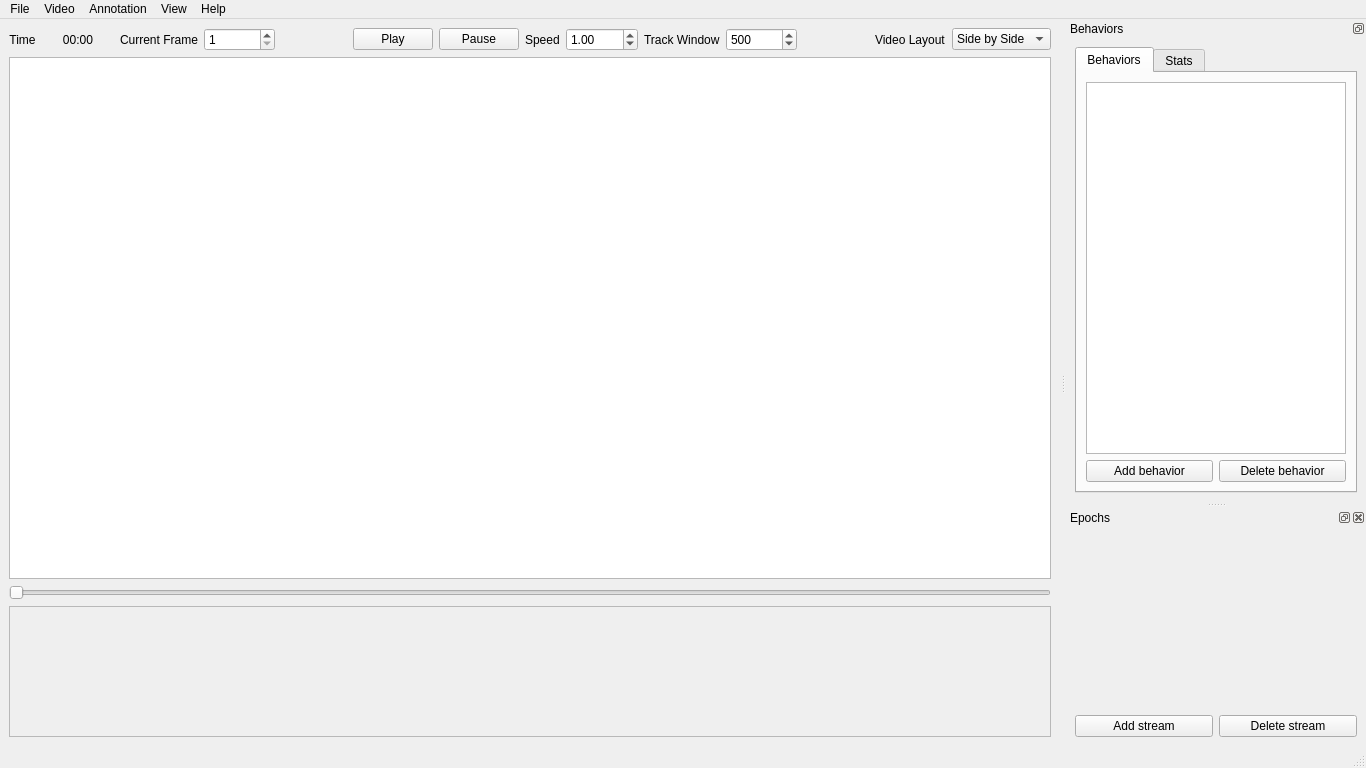
Old version of the form main-window.ui in the repository hsingchien/Bannotator.
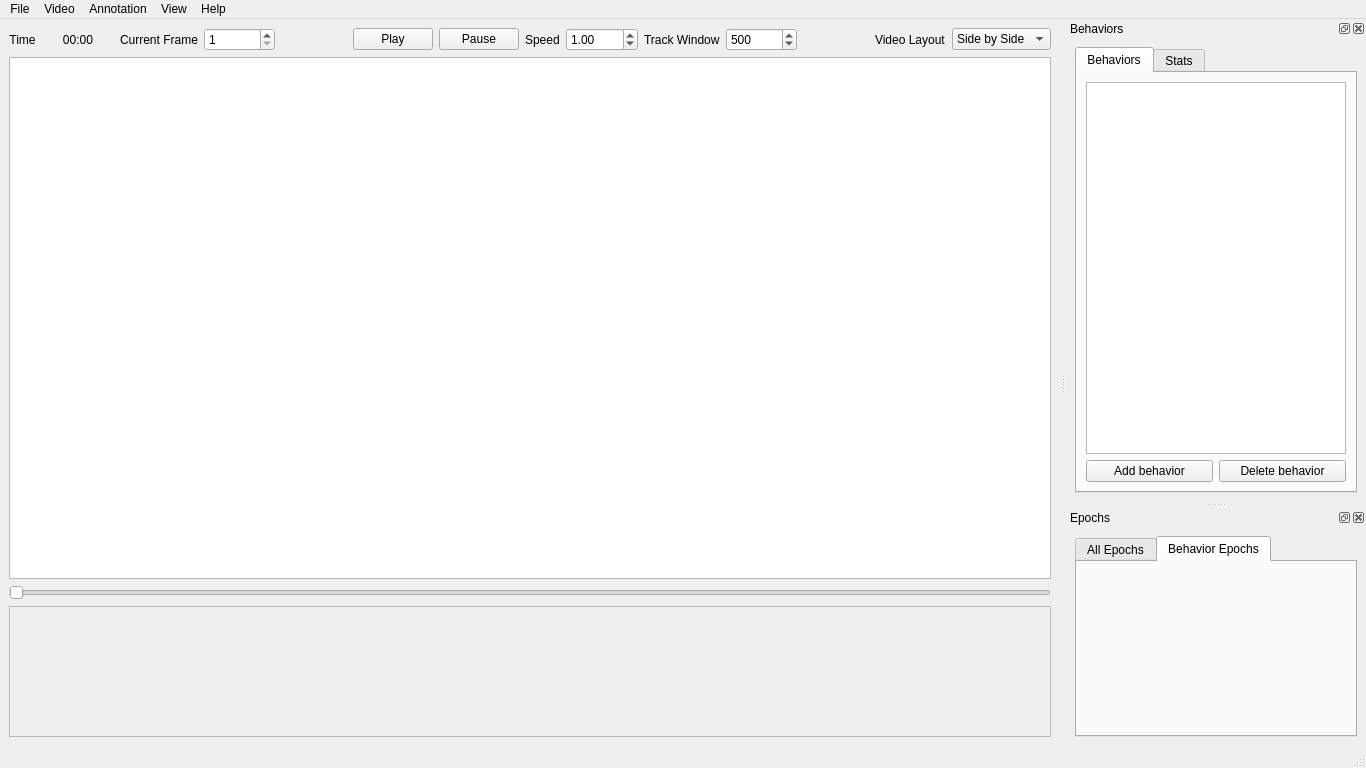
New version of the form. The open tabs and pages were chosen to show the change. Custom widgets are drawn as their Qt base class.

```diff
--- a/main-window.ui
+++ b/main-window.ui
@@ -298,7 +298,7 @@
     <bool>false</bool>
    </property>
    <property name="features">
-    <set>QDockWidget::DockWidgetFloatable|QDockWidget::DockWidgetMovable</set>
+    <set>QDockWidget::DockWidgetClosable|QDockWidget::DockWidgetFloatable|QDockWidget::DockWidgetMovable</set>
    </property>
    <property name="allowedAreas">
     <set>Qt::LeftDockWidgetArea|Qt::RightDockWidgetArea</set>
@@ -403,7 +403,7 @@
   <widget class="QDockWidget" name="dockWidget">
    <property name="minimumSize">
     <size>
-     <width>181</width>
+     <width>205</width>
      <height>150</height>
     </size>
    </property>
@@ -417,7 +417,20 @@
     <number>2</number>
    </attribute>
    <widget class="QWidget" name="dockWidgetContents_2">
-    <layout class="QVBoxLayout" name="verticalLayout_4" stretch="1,0">
+    <layout class="QVBoxLayout" name="verticalLayout_4" stretch="0">
+     <item>
+      <widget class="QTabWidget" name="tabWidget">
+       <property name="currentIndex">
+        <number>0</number>
+       </property>
+       <property name="elideMode">
+        <enum>Qt::ElideLeft</enum>
+       </property>
+       <widget class="QWidget" name="all_epoch">
+        <attribute name="title">
+         <string>All Epochs</string>
+        </attribute>
+        <layout class="QVBoxLayout" name="verticalLayout" stretch="1,0">
      <item>
       <layout class="QHBoxLayout" name="stream_table_layout">
        <property name="spacing">
@@ -451,6 +464,20 @@
      </item>
     </layout>
    </widget>
+       <widget class="QWidget" name="behavior_epoch">
+        <attribute name="title">
+         <string>Behavior Epochs</string>
+        </attribute>
+        <layout class="QHBoxLayout" name="horizontalLayout_4">
+         <item>
+          <layout class="QHBoxLayout" name="behav_epoch_table_layout"/>
+         </item>
+        </layout>
+       </widget>
+      </widget>
+     </item>
+    </layout>
+   </widget>
   </widget>
   <action name="actionOpen_video">
    <property name="text">
```
Left out of the diff: 65 changed lines with no effect on the pictures. Lines whose indentation alone changed are shown as unchanged.
